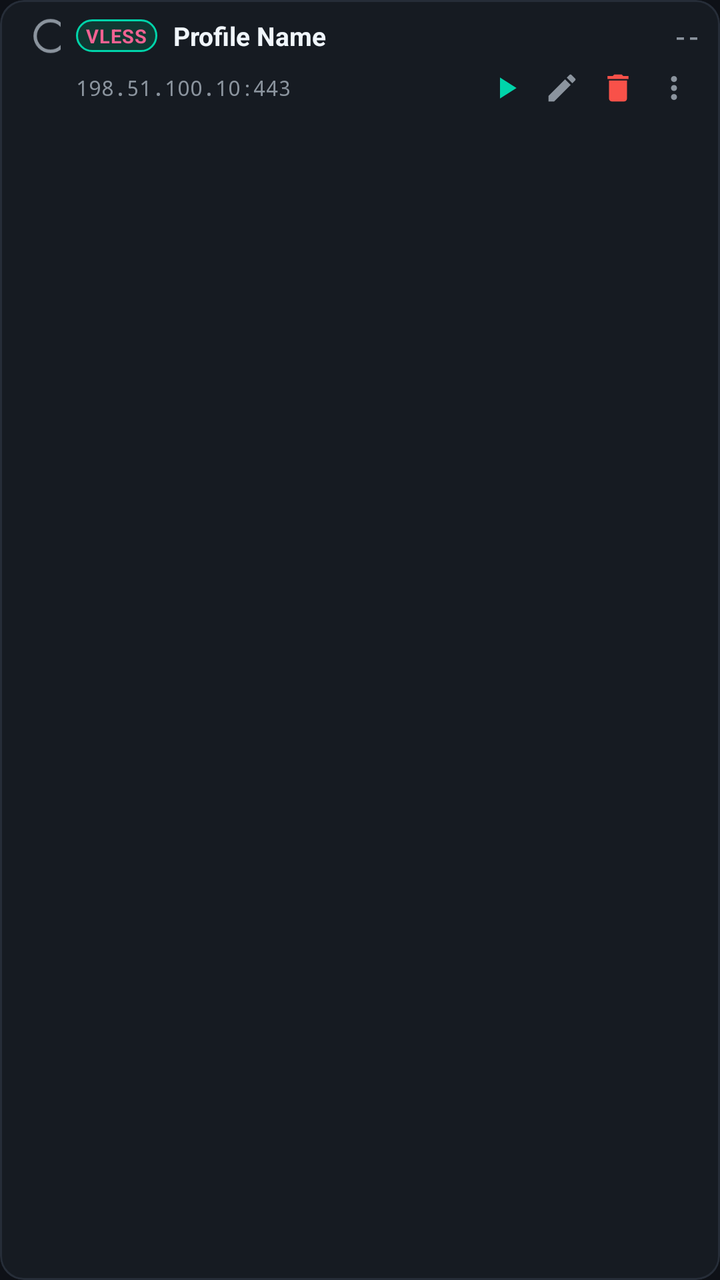
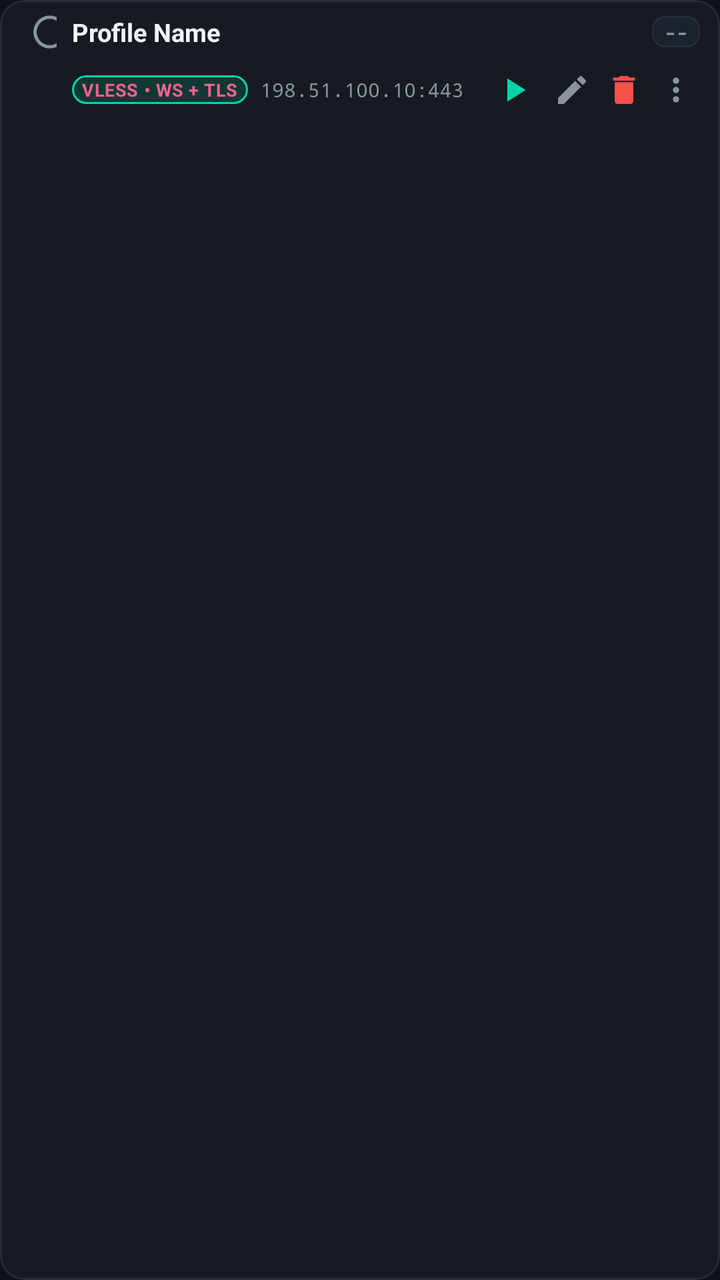

Before-and-after screenshots of an Android layout around one commit, followed by the original layout XML and the change that was made.
<!-- AndroidManifest.xml: application theme Theme.AetherVpn -->
<!-- res/layout/item_singbox_profile.xml -->
<?xml version="1.0" encoding="utf-8"?>
<com.google.android.material.card.MaterialCardView xmlns:android="http://schemas.android.com/apk/res/android"
    xmlns:app="http://schemas.android.com/apk/res-auto"
    android:id="@+id/cardProfileItem"
    style="@style/Widget.Aether.Card"
    android:layout_width="match_parent"
    android:layout_height="wrap_content"
    android:layout_marginBottom="5dp"
    android:clickable="true"
    android:focusable="true"
    app:cardCornerRadius="12dp"
    app:strokeWidth="1dp">

    <LinearLayout
        android:layout_width="match_parent"
        android:layout_height="wrap_content"
        android:orientation="vertical"
        android:paddingHorizontal="10dp"
        android:paddingVertical="7dp">

        
        <LinearLayout
            android:layout_width="match_parent"
            android:layout_height="wrap_content"
            android:gravity="center_vertical"
            android:orientation="horizontal">

            <RadioButton
                android:id="@+id/radioActiveProfile"
                android:layout_width="22dp"
                android:layout_height="22dp"
                android:buttonTint="@color/accent_primary"
                android:minWidth="0dp"
                android:minHeight="0dp"
                android:padding="0dp"
                android:scaleX="0.85"
                android:scaleY="0.85" />

            <TextView
                android:id="@+id/tvProtocolBadge"
                android:layout_width="wrap_content"
                android:layout_height="wrap_content"
                android:layout_marginStart="6dp"
                android:background="@drawable/bg_pill_chain"
                android:letterSpacing="0.03"
                android:paddingHorizontal="5dp"
                android:paddingVertical="1.5dp"
                android:text="VLESS"
                android:textColor="@color/singbox_accent_light"
                android:textSize="9.5sp"
                android:textStyle="bold" />

            <TextView
                android:id="@+id/tvProfileName"
                android:layout_width="0dp"
                android:layout_height="wrap_content"
                android:layout_marginStart="8dp"
                android:layout_marginEnd="8dp"
                android:layout_weight="1"
                android:ellipsize="end"
                android:maxLines="1"
                android:text="Profile Name"
                android:textColor="@color/text_primary"
                android:textSize="13sp"
                android:textStyle="bold" />

            <TextView
                android:id="@+id/tvProfilePingBadge"
                android:layout_width="wrap_content"
                android:layout_height="wrap_content"
                android:fontFamily="monospace"
                android:maxLines="1"
                android:text="--"
                android:textColor="@color/text_secondary"
                android:textSize="11sp"
                android:textStyle="bold" />

            <ImageView
                android:id="@+id/ivProfileTestError"
                android:layout_width="16dp"
                android:layout_height="16dp"
                android:contentDescription="@string/action_test"
                android:src="@drawable/ic_error_24"
                android:visibility="gone"
                app:tint="@color/error_text" />
        </LinearLayout>

        
        <LinearLayout
            android:layout_width="match_parent"
            android:layout_height="wrap_content"
            android:layout_marginTop="3dp"
            android:gravity="center_vertical"
            android:orientation="horizontal">

            <TextView
                android:id="@+id/tvServerPreview"
                android:layout_width="0dp"
                android:layout_height="wrap_content"
                android:layout_marginStart="28dp"
                android:layout_marginEnd="6dp"
                android:layout_weight="1"
                android:ellipsize="end"
                android:fontFamily="monospace"
                android:maxLines="1"
                android:text="198.51.100.10:443"
                android:textColor="@color/text_secondary"
                android:textSize="10.5sp" />

            <ImageButton
                android:id="@+id/btnTestProfile"
                android:layout_width="26dp"
                android:layout_height="24dp"
                android:background="?attr/selectableItemBackgroundBorderless"
                android:contentDescription="@string/action_test"
                android:padding="3dp"
                android:scaleType="fitCenter"
                android:src="@drawable/ic_play_arrow_24"
                app:tint="@color/accent_primary" />

            <ImageButton
                android:id="@+id/btnEditProfile"
                android:layout_width="26dp"
                android:layout_height="24dp"
                android:layout_marginStart="2dp"
                android:background="?attr/selectableItemBackgroundBorderless"
                android:contentDescription="@string/action_edit_profile"
                android:padding="3dp"
                android:scaleType="fitCenter"
                android:src="@drawable/ic_edit_24"
                app:tint="@color/text_secondary" />

            <ImageButton
                android:id="@+id/btnDeleteProfile"
                android:layout_width="26dp"
                android:layout_height="24dp"
                android:layout_marginStart="2dp"
                android:background="?attr/selectableItemBackgroundBorderless"
                android:contentDescription="@string/action_delete"
                android:padding="3dp"
                android:scaleType="fitCenter"
                android:src="@drawable/ic_delete_24"
                app:tint="@color/error_text" />

            <ImageButton
                android:id="@+id/btnMoreProfile"
                android:layout_width="26dp"
                android:layout_height="24dp"
                android:layout_marginStart="2dp"
                android:background="?attr/selectableItemBackgroundBorderless"
                android:contentDescription="@string/action_more_options"
                android:padding="3dp"
                android:scaleType="fitCenter"
                android:src="@drawable/ic_more_vert_24"
                app:tint="@color/text_secondary" />
        </LinearLayout>
    </LinearLayout>
</com.google.android.material.card.MaterialCardView>
<!-- resources referenced by this layout -->
<resources>
  <color name="accent_primary">#00D4AA</color>
  <color name="error_text">#F85149</color>
  <color name="singbox_accent_light">#F06292</color>
  <color name="text_primary">#F0F6FC</color>
  <color name="text_secondary">#8B949E</color>
  <!-- drawable bg_pill_chain (drawable) -->
  <?xml version="1.0" encoding="utf-8"?>
  <shape xmlns:android="http://schemas.android.com/apk/res/android"
      android:shape="rectangle">
      <solid android:color="@color/accent_primary_container" />
      <corners android:radius="999dp" />
      <stroke
          android:width="1dp"
          android:color="@color/accent_primary" />
  </shape>
  <!-- drawable ic_delete_24 (drawable) -->
  <vector xmlns:android="http://schemas.android.com/apk/res/android"
      android:width="24dp"
      android:height="24dp"
      android:viewportWidth="24"
      android:viewportHeight="24">
      <path
          android:fillColor="#FFFFFF"
          android:pathData="M6,19c0,1.1 0.9,2 2,2h8c1.1,0 2,-0.9 2,-2V7H6v12zM19,4h-3.5l-1,-1h-5l-1,1H5v2h14V4z" />
  </vector>
  <!-- drawable ic_edit_24 (drawable) -->
  <vector xmlns:android="http://schemas.android.com/apk/res/android"
      android:width="24dp"
      android:height="24dp"
      android:viewportWidth="24"
      android:viewportHeight="24">
      <path
          android:fillColor="#FFFFFF"
          android:pathData="M3,17.25V21h3.75L17.81,9.94l-3.75,-3.75L3,17.25zM20.71,7.04c0.39,-0.39 0.39,-1.02 0,-1.41l-2.34,-2.34c-0.39,-0.39 -1.02,-0.39 -1.41,0l-1.83,1.83 3.75,3.75 1.83,-1.83z" />
  </vector>
  <!-- drawable ic_error_24 (drawable) -->
  <vector xmlns:android="http://schemas.android.com/apk/res/android"
      android:width="24dp"
      android:height="24dp"
      android:viewportWidth="24"
      android:viewportHeight="24">
      <path
          android:fillColor="#FFFFFF"
          android:pathData="M12,2C6.48,2 2,6.48 2,12s4.48,10 10,10 10,-4.48 10,-10S17.52,2 12,2zM13,17h-2v-2h2v2zM13,13h-2V7h2v6z" />
  </vector>
  <!-- drawable ic_more_vert_24 (drawable) -->
  <vector xmlns:android="http://schemas.android.com/apk/res/android"
      android:width="24dp"
      android:height="24dp"
      android:viewportWidth="24"
      android:viewportHeight="24">
      <path
          android:fillColor="#FFFFFFFF"
          android:pathData="M12,8c1.1,0 2,-0.9 2,-2s-0.9,-2 -2,-2 -2,0.9 -2,2 0.9,2 2,2zM12,10c-1.1,0 -2,0.9 -2,2s0.9,2 2,2 2,-0.9 2,-2 -0.9,-2 -2,-2zM12,16c-1.1,0 -2,0.9 -2,2s0.9,2 2,2 2,-0.9 2,-2 -0.9,-2 -2,-2z" />
  </vector>
  <!-- drawable ic_play_arrow_24 (drawable) -->
  <vector xmlns:android="http://schemas.android.com/apk/res/android"
      android:width="24dp"
      android:height="24dp"
      android:viewportWidth="24"
      android:viewportHeight="24">
      <path
          android:fillColor="#FFFFFF"
          android:pathData="M8,5v14l11,-7z" />
  </vector>
  <string name="action_delete">Delete</string>
  <string name="action_edit_profile">Edit Profile</string>
  <string name="action_more_options">More options</string>
  <string name="action_test">Test</string>
  <style name="Widget.Aether.Card" parent="Widget.Material3.CardView.Outlined">
          <item name="cardBackgroundColor">@color/card_bg</item>
          <item name="strokeColor">@color/card_border</item>
          <item name="strokeWidth">1dp</item>
          <item name="cardCornerRadius">16dp</item>
          <item name="cardElevation">0dp</item>
      </style>
  <color name="accent_primary_container">#103832</color>
  <color name="card_bg">#161B22</color>
  <color name="card_border">#262D38</color>
  <color name="surface_bg">#0E1117</color>
  <color name="accent_secondary">#3B82F6</color>
  <color name="surface_elevated">#1C222B</color>
  <!-- unchanged entries left out for length: 1 -->
</resources>

<!-- the commit's change to res/layout/item_singbox_profile.xml (unified diff, before → after) -->
@@ -5,7 +5,7 @@
     style="@style/Widget.Aether.Card"
     android:layout_width="match_parent"
     android:layout_height="wrap_content"
-    android:layout_marginBottom="5dp"
+    android:layout_marginBottom="4dp"
     android:clickable="true"
     android:focusable="true"
     app:cardCornerRadius="12dp"
@@ -16,7 +16,7 @@
         android:layout_height="wrap_content"
         android:orientation="vertical"
         android:paddingHorizontal="10dp"
-        android:paddingVertical="7dp">
+        android:paddingVertical="6dp">
 
         
         <LinearLayout
@@ -27,58 +27,63 @@
 
             <RadioButton
                 android:id="@+id/radioActiveProfile"
-                android:layout_width="22dp"
-                android:layout_height="22dp"
+                android:layout_width="20dp"
+                android:layout_height="20dp"
                 android:buttonTint="@color/accent_primary"
                 android:minWidth="0dp"
                 android:minHeight="0dp"
                 android:padding="0dp"
-                android:scaleX="0.85"
-                android:scaleY="0.85" />
-
-            <TextView
-                android:id="@+id/tvProtocolBadge"
-                android:layout_width="wrap_content"
-                android:layout_height="wrap_content"
-                android:layout_marginStart="6dp"
-                android:background="@drawable/bg_pill_chain"
-                android:letterSpacing="0.03"
-                android:paddingHorizontal="5dp"
-                android:paddingVertical="1.5dp"
-                android:text="VLESS"
-                android:textColor="@color/singbox_accent_light"
-                android:textSize="9.5sp"
-                android:textStyle="bold" />
+                android:scaleX="0.82"
+                android:scaleY="0.82" />
 
             <TextView
                 android:id="@+id/tvProfileName"
                 android:layout_width="0dp"
                 android:layout_height="wrap_content"
-                android:layout_marginStart="8dp"
-                android:layout_marginEnd="8dp"
+                android:layout_marginStart="6dp"
+                android:layout_marginEnd="6dp"
                 android:layout_weight="1"
                 android:ellipsize="end"
                 android:maxLines="1"
                 android:text="Profile Name"
                 android:textColor="@color/text_primary"
-                android:textSize="13sp"
+                android:textSize="12.5sp"
                 android:textStyle="bold" />
 
             <TextView
+                android:id="@+id/tvCountryBadge"
+                android:layout_width="wrap_content"
+                android:layout_height="wrap_content"
+                android:layout_marginEnd="5dp"
+                android:background="@drawable/bg_pill_status"
+                android:maxLines="1"
+                android:paddingHorizontal="5dp"
+                android:paddingVertical="1dp"
+                android:text="🇩🇪 DE"
+                android:textColor="@color/text_primary"
+                android:textSize="9.5sp"
+                android:textStyle="bold"
+                android:visibility="gone" />
+
+            <TextView
                 android:id="@+id/tvProfilePingBadge"
                 android:layout_width="wrap_content"
                 android:layout_height="wrap_content"
+                android:background="@drawable/bg_pill_status"
                 android:fontFamily="monospace"
                 android:maxLines="1"
+                android:paddingHorizontal="6dp"
+                android:paddingVertical="1dp"
                 android:text="--"
                 android:textColor="@color/text_secondary"
-                android:textSize="11sp"
+                android:textSize="10sp"
                 android:textStyle="bold" />
 
             <ImageView
                 android:id="@+id/ivProfileTestError"
                 android:layout_width="16dp"
                 android:layout_height="16dp"
+                android:layout_marginStart="4dp"
                 android:contentDescription="@string/action_test"
                 android:src="@drawable/ic_error_24"
                 android:visibility="gone"
@@ -89,67 +94,130 @@
         <LinearLayout
             android:layout_width="match_parent"
             android:layout_height="wrap_content"
-            android:layout_marginTop="3dp"
+            android:layout_marginTop="4dp"
             android:gravity="center_vertical"
             android:orientation="horizontal">
 
             <TextView
+                android:id="@+id/tvProtocolBadge"
+                android:layout_width="wrap_content"
+                android:layout_height="wrap_content"
+                android:layout_marginStart="26dp"
+                android:background="@drawable/bg_pill_chain"
+                android:letterSpacing="0.02"
+                android:maxLines="1"
+                android:paddingHorizontal="5dp"
+                android:paddingVertical="1dp"
+                android:text="VLESS • WS + TLS"
+                android:textColor="@color/singbox_accent_light"
+                android:textSize="9sp"
+                android:textStyle="bold" />
+
+            <TextView
                 android:id="@+id/tvServerPreview"
                 android:layout_width="0dp"
                 android:layout_height="wrap_content"
-                android:layout_marginStart="28dp"
-                android:layout_marginEnd="6dp"
+                android:layout_marginStart="6dp"
+                android:layout_marginEnd="4dp"
                 android:layout_weight="1"
                 android:ellipsize="end"
                 android:fontFamily="monospace"
                 android:maxLines="1"
                 android:text="198.51.100.10:443"
                 android:textColor="@color/text_secondary"
-                android:textSize="10.5sp" />
-
-            <ImageButton
-                android:id="@+id/btnTestProfile"
-                android:layout_width="26dp"
-                android:layout_height="24dp"
-                android:background="?attr/selectableItemBackgroundBorderless"
-                android:contentDescription="@string/action_test"
-                android:padding="3dp"
-                android:scaleType="fitCenter"
-                android:src="@drawable/ic_play_arrow_24"
-                app:tint="@color/accent_primary" />
+                android:textSize="10sp" />
+
+            <TextView
+                android:id="@+id/tvSpeedResult"
+                android:layout_width="wrap_content"
+                android:layout_height="wrap_content"
+                android:layout_marginEnd="4dp"
+                android:fontFamily="monospace"
+                android:maxLines="1"
+                android:text="620 KB/s"
+                android:textColor="@color/accent_primary"
+                android:textSize="9.5sp"
+                android:textStyle="bold"
+                android:visibility="gone" />
+
+            
+            <FrameLayout
+                android:id="@+id/layoutTestProgress"
+                android:layout_width="30dp"
+                android:layout_height="30dp">
+
+                <com.google.android.material.progressindicator.CircularProgressIndicator
+                    android:id="@+id/progressTestRing"
+                    android:layout_width="30dp"
+                    android:layout_height="30dp"
+                    android:layout_gravity="center"
+                    android:indeterminate="false"
+                    android:max="100"
+                    android:progress="0"
+                    android:visibility="invisible"
+                    app:indicatorColor="@color/accent_primary"
+                    app:indicatorSize="26dp"
+                    app:trackColor="@color/card_border"
+                    app:trackCornerRadius="2dp"
+                    app:trackThickness="2.2dp" />
+
+                <ImageButton
+                    android:id="@+id/btnTestProfile"
+                    android:layout_width="24dp"
+                    android:layout_height="24dp"
+                    android:layout_gravity="center"
+                    android:background="?attr/selectableItemBackgroundBorderless"
+                    android:contentDescription="@string/action_test"
+                    android:padding="2dp"
+                    android:scaleType="fitCenter"
+                    android:src="@drawable/ic_play_arrow_24"
+                    app:tint="@color/accent_primary" />
+
+                <TextView
+                    android:id="@+id/tvTestRingPercent"
+                    android:layout_width="wrap_content"
+                    android:layout_height="wrap_content"
+                    android:layout_gravity="center"
+                    android:fontFamily="monospace"
+                    android:text="48%"
+                    android:textColor="@color/text_primary"
+                    android:textSize="7.5sp"
+                    android:textStyle="bold"
+                    android:visibility="gone" />
+            </FrameLayout>
 
             <ImageButton
                 android:id="@+id/btnEditProfile"
-                android:layout_width="26dp"
+                android:layout_width="24dp"
                 android:layout_height="24dp"
                 android:layout_marginStart="2dp"
                 android:background="?attr/selectableItemBackgroundBorderless"
                 android:contentDescription="@string/action_edit_profile"
-                android:padding="3dp"
+                android:padding="2.5dp"
                 android:scaleType="fitCenter"
                 android:src="@drawable/ic_edit_24"
                 app:tint="@color/text_secondary" />
 
             <ImageButton
                 android:id="@+id/btnDeleteProfile"
-                android:layout_width="26dp"
+                android:layout_width="24dp"
                 android:layout_height="24dp"
                 android:layout_marginStart="2dp"
                 android:background="?attr/selectableItemBackgroundBorderless"
                 android:contentDescription="@string/action_delete"
-                android:padding="3dp"
+                android:padding="2.5dp"
                 android:scaleType="fitCenter"
                 android:src="@drawable/ic_delete_24"
                 app:tint="@color/error_text" />
 
             <ImageButton
                 android:id="@+id/btnMoreProfile"
-                android:layout_width="26dp"
+                android:layout_width="24dp"
                 android:layout_height="24dp"
                 android:layout_marginStart="2dp"
                 android:background="?attr/selectableItemBackgroundBorderless"
                 android:contentDescription="@string/action_more_options"
-                android:padding="3dp"
+                android:padding="2.5dp"
                 android:scaleType="fitCenter"
                 android:src="@drawable/ic_more_vert_24"
                 app:tint="@color/text_secondary" />
<!-- resource entries referenced after the edit -->
@@ -14,6 +14,16 @@
       <stroke
           android:width="1dp"
           android:color="@color/accent_primary" />
+  </shape>
+  <!-- drawable bg_pill_status (drawable) -->
+  <?xml version="1.0" encoding="utf-8"?>
+  <shape xmlns:android="http://schemas.android.com/apk/res/android"
+      android:shape="rectangle">
+      <solid android:color="@color/surface_elevated" />
+      <corners android:radius="6dp" />
+      <stroke
+          android:width="1dp"
+          android:color="@color/card_border" />
   </shape>
   <!-- drawable ic_delete_24 (drawable) -->
   <vector xmlns:android="http://schemas.android.com/apk/res/android"
